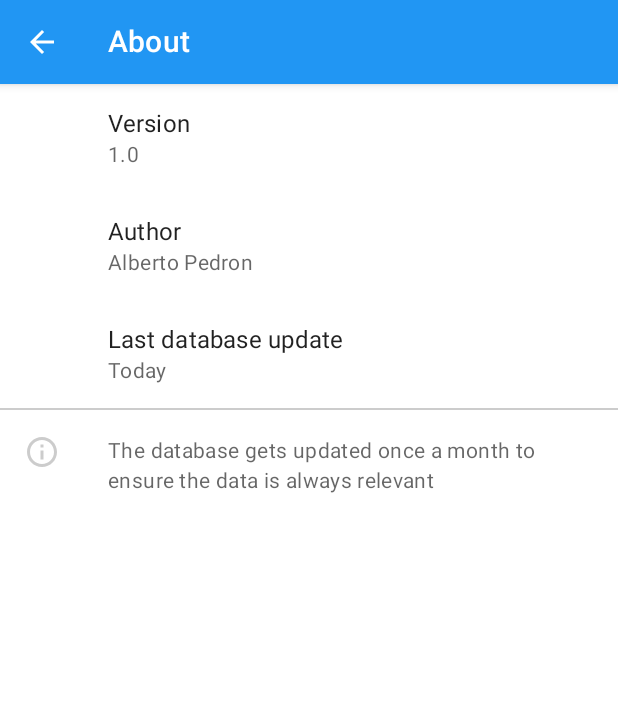
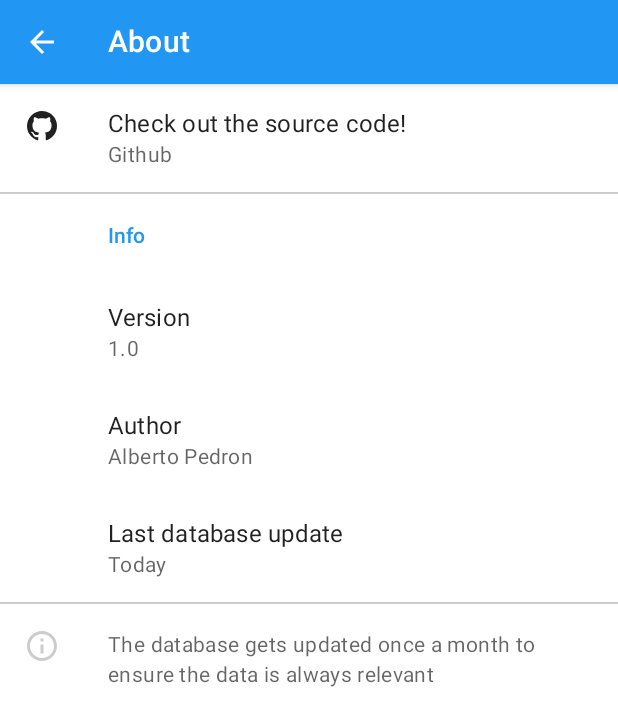
Before and after one commit to Alberto97/OUILookup, an Android app built with Jetpack Compose: the @Preview function Preview, on a phone screen of 412 x 824 dp. Shown: the top 726 px of the screen. Run offline under Robolectric (Android 15) with nearby library versions, the light colour scheme and no system bars.

Commit message:
About: Add link to Github repository

```diff
--- a/app/src/main/java/org/alberto97/ouilookup/ui/about/AboutScreen.kt
+++ b/app/src/main/java/org/alberto97/ouilookup/ui/about/AboutScreen.kt
@@ -1,5 +1,6 @@
 package org.alberto97.ouilookup.ui.about
 
+import androidx.compose.foundation.clickable
 import androidx.compose.foundation.layout.Column
 import androidx.compose.material.*
 import androidx.compose.material.icons.Icons
@@ -8,7 +9,9 @@ import androidx.compose.material.icons.outlined.Info
 import androidx.compose.runtime.Composable
 import androidx.compose.runtime.collectAsState
 import androidx.compose.runtime.getValue
+import androidx.compose.ui.Modifier
 import androidx.compose.ui.graphics.Color
+import androidx.compose.ui.res.painterResource
 import androidx.compose.ui.res.stringResource
 import androidx.compose.ui.tooling.preview.Preview
 import androidx.navigation.NavController
@@ -27,6 +30,7 @@ fun AboutScreen(
     AboutScreen(
         appVersion = appVersion,
         lastDbUpdate = lastDbUpdate,
+        openRepository = { viewModel.openRepository() },
         onBackClick = { navController.popBackStack() }
     )
 }
@@ -35,6 +39,7 @@ fun AboutScreen(
 @Composable
 fun AboutScreen(
     onBackClick: () -> Unit,
+    openRepository: () -> Unit,
     appVersion: String,
     lastDbUpdate: String
 ) {
@@ -49,6 +54,24 @@ fun AboutScreen(
         )
     }) {
         Column {
+            ListItem(
+                icon = { Icon(painterResource(R.drawable.ic_github), null)},
+                text = { Text(stringResource(R.string.about_repository_title)) },
+                secondaryText = { Text(stringResource(R.string.about_repository_summary)) },
+                modifier = Modifier.clickable { openRepository() }
+            )
+            Divider(color = Color.LightGray)
+            ListItem(
+                icon = {},
+                text = {
+                    Text(
+                        stringResource(R.string.about_category_info),
+                        style = MaterialTheme.typography.subtitle2.copy(
+                            color = MaterialTheme.colors.primary
+                        )
+                    )
+                }
+            )
             ListItem(
                 icon = {},
                 text = { Text(stringResource(R.string.about_version)) },
@@ -86,7 +109,7 @@ fun AboutScreen(
 fun Preview() {
     OUILookupTheme {
         Surface {
-            AboutScreen({ },"1.0", "Today")
+            AboutScreen({ }, { }, "1.0", "Today")
         }
     }
 }
--- a/app/src/main/java/org/alberto97/ouilookup/ui/about/AboutViewModel.kt
+++ b/app/src/main/java/org/alberto97/ouilookup/ui/about/AboutViewModel.kt
@@ -1,6 +1,8 @@
 package org.alberto97.ouilookup.ui.about
 
 import android.app.Application
+import android.content.Intent
+import android.net.Uri
 import android.text.format.DateUtils
 import androidx.lifecycle.ViewModel
 import dagger.hilt.android.lifecycle.HiltViewModel
@@ -19,4 +21,12 @@ class AboutViewModel @Inject constructor(private val app: Application, ouiRepo:
         val options = DateUtils.FORMAT_SHOW_DATE or DateUtils.FORMAT_SHOW_TIME or DateUtils.FORMAT_SHOW_YEAR
         return DateUtils.formatDateTime(app, millis, options)
     }
+
+    fun openRepository() {
+        val intent = Intent(Intent.ACTION_VIEW).apply {
+            data = Uri.parse("https://github.com/Alberto97/OUILookup")
+            flags = Intent.FLAG_ACTIVITY_NEW_TASK
+        }
+        app.startActivity(intent)
+    }
 }
--- /dev/null
+++ b/app/src/main/res/drawable/ic_github.xml
@@ -0,0 +1,8 @@
+<!-- drawable/github.xml -->
+<vector xmlns:android="http://schemas.android.com/apk/res/android"
+    android:height="24dp"
+    android:width="24dp"
+    android:viewportWidth="24"
+    android:viewportHeight="24">
+    <path android:fillColor="#000" android:pathData="M12,2A10,10 0 0,0 2,12C2,16.42 4.87,20.17 8.84,21.5C9.34,21.58 9.5,21.27 9.5,21C9.5,20.77 9.5,20.14 9.5,19.31C6.73,19.91 6.14,17.97 6.14,17.97C5.68,16.81 5.03,16.5 5.03,16.5C4.12,15.88 5.1,15.9 5.1,15.9C6.1,15.97 6.63,16.93 6.63,16.93C7.5,18.45 8.97,18 9.54,17.76C9.63,17.11 9.89,16.67 10.17,16.42C7.95,16.17 5.62,15.31 5.62,11.5C5.62,10.39 6,9.5 6.65,8.79C6.55,8.54 6.2,7.5 6.75,6.15C6.75,6.15 7.59,5.88 9.5,7.17C10.29,6.95 11.15,6.84 12,6.84C12.85,6.84 13.71,6.95 14.5,7.17C16.41,5.88 17.25,6.15 17.25,6.15C17.8,7.5 17.45,8.54 17.35,8.79C18,9.5 18.38,10.39 18.38,11.5C18.38,15.32 16.04,16.16 13.81,16.41C14.17,16.72 14.5,17.33 14.5,18.26C14.5,19.6 14.5,20.68 14.5,21C14.5,21.27 14.66,21.59 15.17,21.5C19.14,20.16 22,16.42 22,12A10,10 0 0,0 12,2Z" />
+</vector>
--- a/app/src/main/res/values/strings.xml
+++ b/app/src/main/res/values/strings.xml
@@ -14,6 +14,9 @@
 
     <!-- About -->
     <string name="about_title">About</string>
+    <string name="about_category_info">Info</string>
+    <string name="about_repository_title">Check out the source code!</string>
+    <string name="about_repository_summary">Github</string>
     <string name="about_author">Author</string>
     <string name="about_version">Version</string>
     <string name="about_last_db_update">Last database update</string>
```
